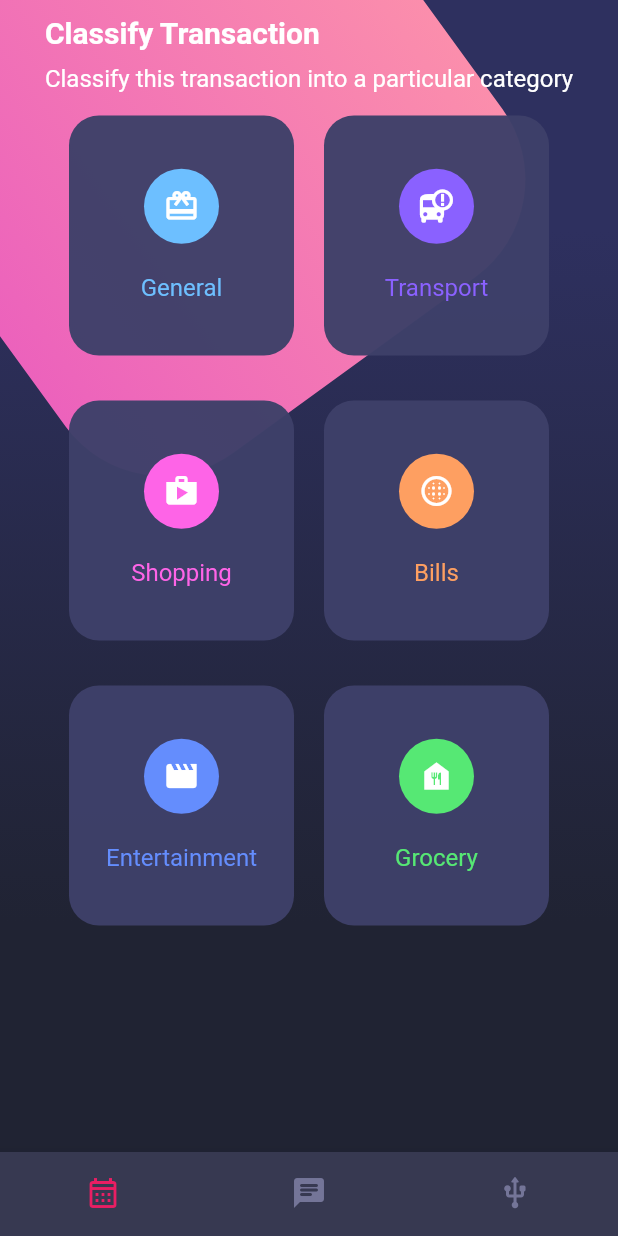
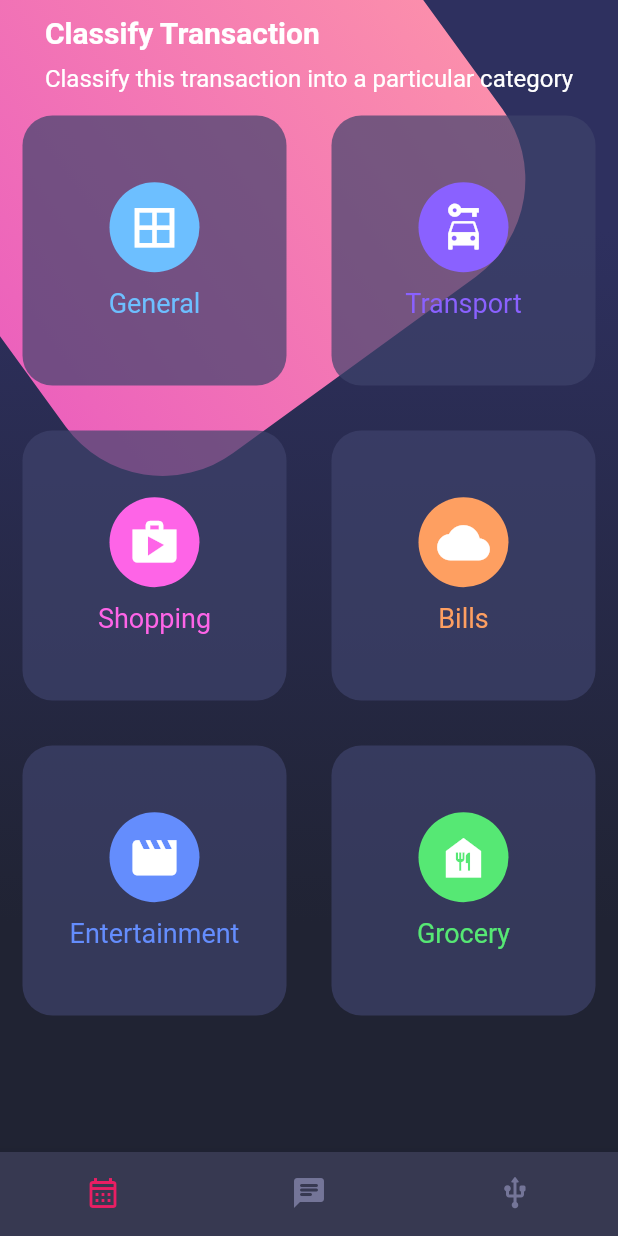
Before and after one commit to eivanphils/flutter-design, a Flutter app: the screen it shows after launch, on a phone screen of 412 x 824 dp. Run offline on Flutter 3.47's test engine with Material 2 defaults, Android fonts, the light colour scheme and no system bars.

Commit message:
Cambio de widget de cards por Table y TableRow widgets

```diff
--- a/lib/screens/home_screen.dart
+++ b/lib/screens/home_screen.dart
@@ -32,8 +32,8 @@ class _HomeBody extends StatelessWidget {
           // Tittles
           PageTitle(),
 
-          // Cards
-          OptionCards()
+          // CardTable
+          CardTable()
         ],
       ),
     );
--- /dev/null
+++ b/lib/widgets/card_table.dart
@@ -0,0 +1,35 @@
+import 'package:flutter/material.dart';
+
+import 'package:flutter_design/widgets/widgets.dart';
+
+class CardTable extends StatelessWidget {
+  const CardTable({Key? key}) : super(key: key);
+
+  @override
+  Widget build(BuildContext context) {
+    return Table(
+      children: const [
+        TableRow(
+          children: [
+            SingleCard(icon: Icons.border_all, title: 'General', color: Color(0xff6DBFFF)),
+            SingleCard(icon: Icons.car_rental, title: 'Transport', color: Color(0xff8A61FF)),
+          ]
+        ),
+
+        TableRow(
+          children: [
+            SingleCard(icon: Icons.shop, title: 'Shopping', color: Color(0xffFE64E7)),
+            SingleCard(icon: Icons.cloud, title: 'Bills', color: Color(0xffFE9F61)),
+          ],
+        ),
+
+        TableRow(
+          children: [
+            SingleCard(icon: Icons.movie, title: 'Entertainment', color: Color(0xff648DFD)),
+            SingleCard(icon: Icons.food_bank,title: 'Grocery',color: Color(0xff56E874)),
+          ],
+        ),
+      ],
+    );
+  }
+}
--- a/lib/widgets/option_cards.dart
+++ /dev/null
@@ -1,101 +0,0 @@
-import 'package:flutter/material.dart';
-
-class OptionCards extends StatelessWidget {
-  const OptionCards({Key? key}) : super(key: key);
-
-  @override
-  Widget build(BuildContext context) {
-    return Column(
-      children: [
-        Row(
-          mainAxisAlignment: MainAxisAlignment.center,
-          children: const [
-            _CustomCard(
-              icon: Icons.card_giftcard,
-              title: 'General',
-              color: Color(0xff6DBFFF),
-            ),
-            _CustomCard(
-              icon: Icons.bus_alert,
-              title: 'Transport',
-              color: Color(0xff8A61FF),
-            ),
-          ],
-        ),
-
-        Row(
-          mainAxisAlignment: MainAxisAlignment.center,
-          children: const [
-            _CustomCard(
-              icon: Icons.shop,
-              title: 'Shopping',
-              color: Color(0xffFE64E7),
-            ),
-            _CustomCard(
-              icon: Icons.blur_circular_sharp,
-              title: 'Bills',
-              color: Color(0xffFE9F61),
-            ),
-          ],
-        ),
-
-        Row(
-          mainAxisAlignment: MainAxisAlignment.center,
-          children: const [
-            _CustomCard(
-              icon: Icons.movie,
-              title: 'Entertainment',
-              color: Color(0xff648DFD),
-            ),
-            _CustomCard(
-              icon: Icons.food_bank,
-              title: 'Grocery',
-              color: Color(0xff56E874),
-            ),
-          ],
-        ),
-      ],
-    );
-  }
-}
-
-class _CustomCard extends StatelessWidget {
-  final IconData icon;
-  final String title;
-  final Color color;
-
-  const _CustomCard({
-    Key? key,
-    required this.icon,
-    required this.title,
-    required this.color,
-  }) : super(key: key);
-
-  @override
-  Widget build(BuildContext context) {
-    return Container(
-      decoration: BoxDecoration(
-        borderRadius: BorderRadius.circular(20),
-        color: const Color(0xff3E4069).withOpacity(0.97),
-      ),
-      margin: const EdgeInsets.symmetric(horizontal: 10, vertical: 15),
-      width: 150,
-      height: 160,
-      child: Column(
-        mainAxisAlignment: MainAxisAlignment.center,
-        children: [
-          Container(
-            decoration: BoxDecoration(
-              borderRadius: BorderRadius.circular(100),
-              color: color,
-            ),
-            width: 50,
-            height: 50,
-            child: Icon(icon, color: Colors.white,)),
-          const SizedBox(height: 20),
-          Text(title, style: TextStyle(color: color, fontSize: 16),)
-        ],
-      ),
-    );
-  }
-}
--- /dev/null
+++ b/lib/widgets/single_card.dart
@@ -0,0 +1,39 @@
+
+import 'package:flutter/material.dart';
+
+class SingleCard extends StatelessWidget {
+  final IconData icon;
+  final String title;
+  final Color color;
+
+  const SingleCard({
+    Key? key,
+    required this.icon,
+    required this.title,
+    required this.color,
+  }) : super(key: key);
+
+  @override
+  Widget build(BuildContext context) {
+    return Container(
+      decoration: BoxDecoration(
+        borderRadius: BorderRadius.circular(20),
+        color: const Color.fromRGBO(62, 66, 107, 0.7),
+      ),
+      margin: const EdgeInsets.all(15),
+      height: 180,
+      child: Column(
+        mainAxisAlignment: MainAxisAlignment.center,
+        children: [
+          CircleAvatar(
+            backgroundColor: color,
+            child: Icon(icon, color: Colors.white, size: 35),
+            radius: 30,
+          ),
+          const SizedBox(height: 10),
+          Text(title, style: TextStyle(color: color, fontSize: 18),)
+        ],
+      ),
+    );
+  }
+}
--- a/lib/widgets/widgets.dart
+++ b/lib/widgets/widgets.dart
@@ -1,4 +1,5 @@
 export 'package:flutter_design/widgets/background.dart';
 export 'package:flutter_design/widgets/custom_bottom_navigation.dart';
-export 'package:flutter_design/widgets/option_cards.dart';
+export 'package:flutter_design/widgets/card_table.dart';
 export 'package:flutter_design/widgets/page_title.dart';
+export 'package:flutter_design/widgets/single_card.dart';
```
